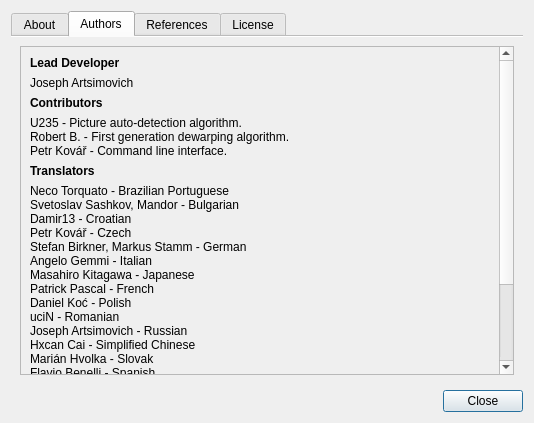
First picture: the form in src/ui/AboutDialog.ui, repository ImageProcessing-ElectronicPublications/scantailor-experimental, before the edit.
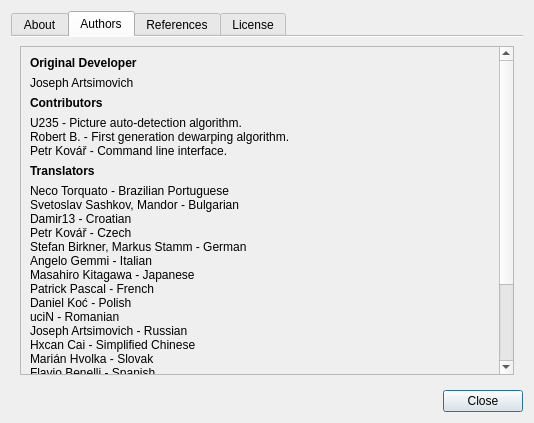
Second picture: the form after the edit. The open tabs and pages were chosen to show the change. Icons and pictures are not drawn.

Commit message: Replace Lead Developer with Original Developer to not confuse users

```diff
--- a/src/ui/AboutDialog.ui
+++ b/src/ui/AboutDialog.ui
@@ -121,7 +121,7 @@
               <string notr="true">font-weight: bold;</string>
              </property>
              <property name="text">
-              <string>Lead Developer</string>
+              <string>Original Developer</string>
              </property>
             </widget>
            </item>
```
The commit also changes 17 other files.
